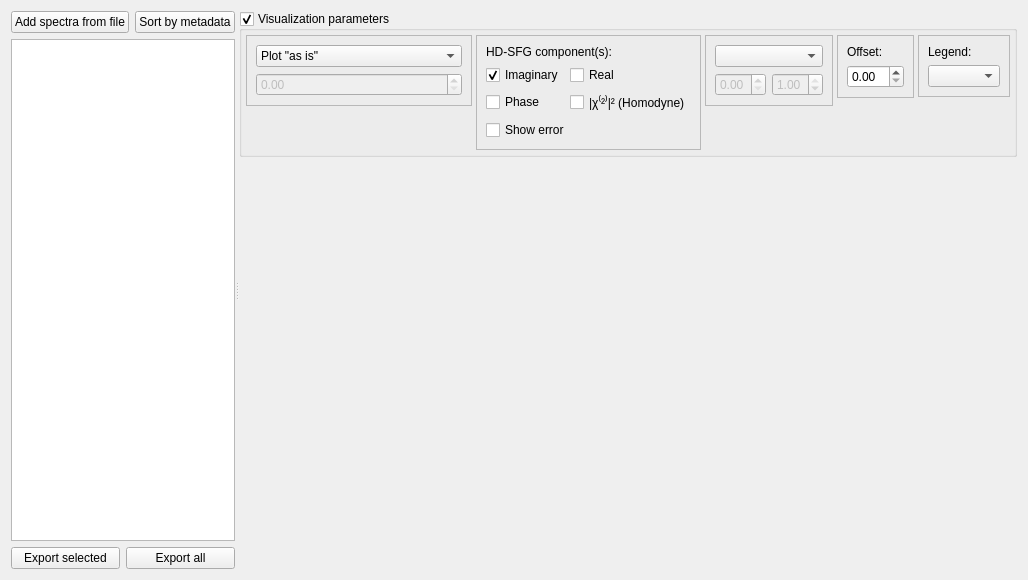
The window that src/sfg_app2/app/ui/processed_results_tab.ui (silanglois/SFG-App) describes before a commit, drawn with Qt 5.
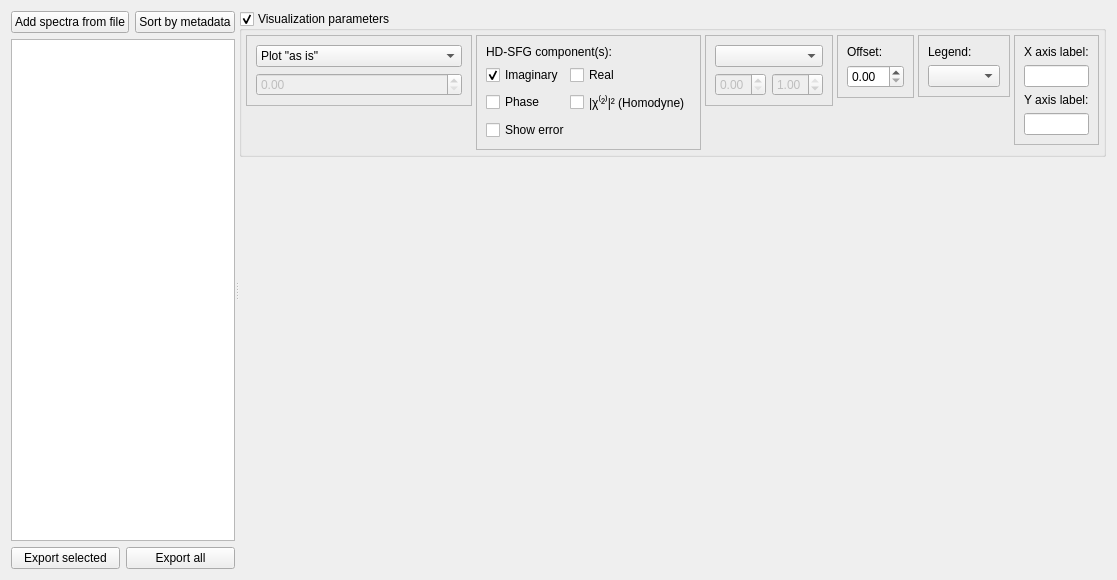
The same window after the commit.

Commit message: fixed normalization in results tab

```diff
--- a/src/sfg_app2/app/ui/processed_results_tab.ui
+++ b/src/sfg_app2/app/ui/processed_results_tab.ui
@@ -347,6 +347,44 @@
             </layout>
            </widget>
           </item>
+          <item alignment="Qt::AlignTop">
+           <widget class="QFrame" name="frame_6">
+            <property name="sizePolicy">
+             <sizepolicy hsizetype="Preferred" vsizetype="Fixed">
+              <horstretch>0</horstretch>
+              <verstretch>0</verstretch>
+             </sizepolicy>
+            </property>
+            <property name="frameShape">
+             <enum>QFrame::StyledPanel</enum>
+            </property>
+            <property name="frameShadow">
+             <enum>QFrame::Raised</enum>
+            </property>
+            <layout class="QVBoxLayout" name="verticalLayout_8">
+             <item>
+              <widget class="QLabel" name="xAxisLabelLabel">
+               <property name="text">
+                <string>X axis label:</string>
+               </property>
+              </widget>
+             </item>
+             <item>
+              <widget class="QLineEdit" name="xAxisLabelEdit"/>
+             </item>
+             <item>
+              <widget class="QLabel" name="yAxisLabelLabel">
+               <property name="text">
+                <string>Y axis label:</string>
+               </property>
+              </widget>
+             </item>
+             <item>
+              <widget class="QLineEdit" name="yAxisLabelEdit"/>
+             </item>
+            </layout>
+           </widget>
+          </item>
           <item>
            <spacer name="horizontalSpacer">
             <property name="orientation">
```
The commit also changes 3 other files.
